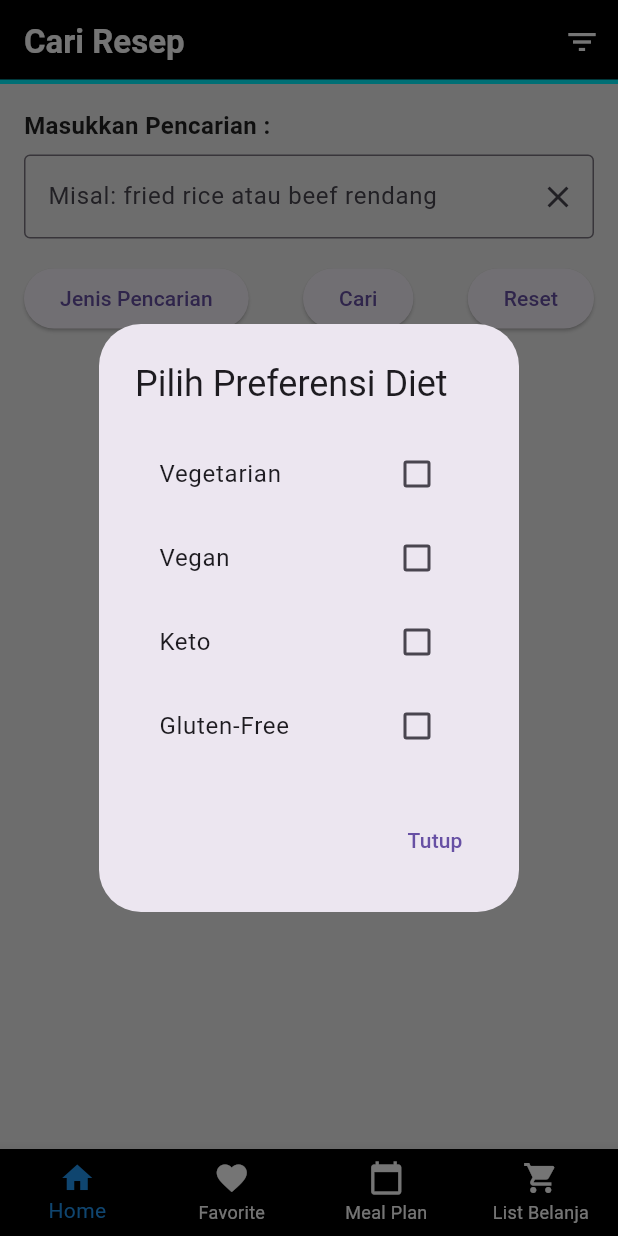
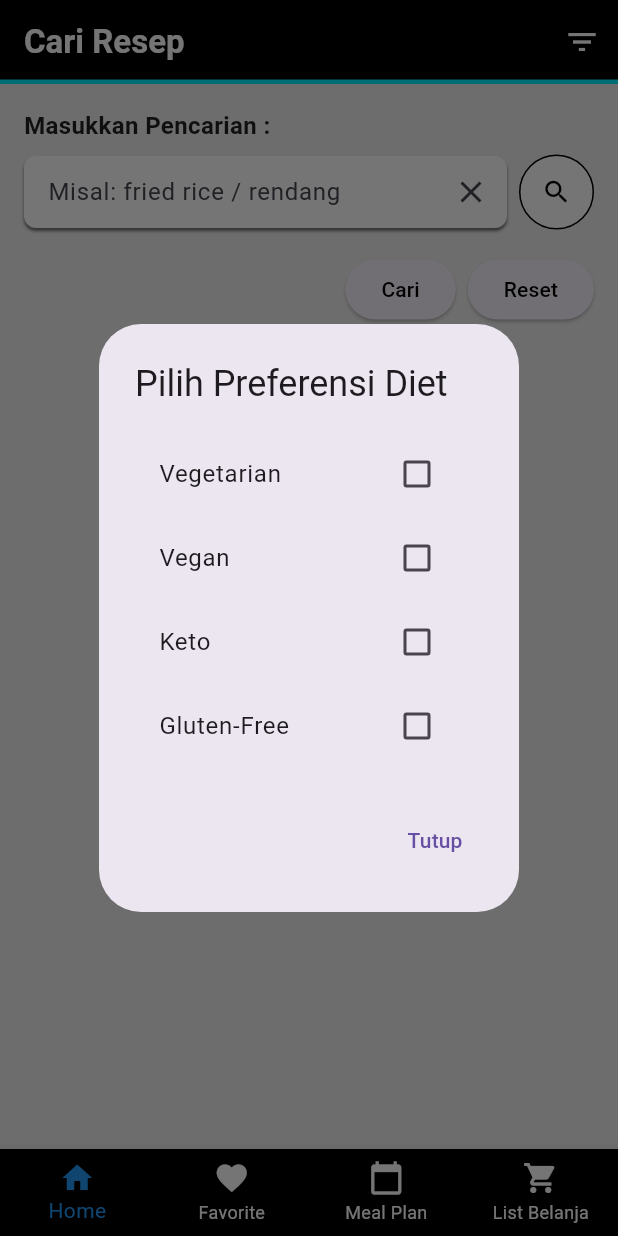
Before and after one commit to anggatripamungkas/CookSmart, a Flutter app: the screen it shows after launch, after a tap on the "filter list" icon, on a phone screen of 412 x 824 dp. Run offline on Flutter 3.47's test engine with Material 3 defaults, Android fonts, the phone set to English and light mode, and no system bars; our stand-ins replace sqflite; accounts and stored records are empty.

Commit message:
Update home_screen.dart

```diff
--- a/lib/screens/home_screen.dart
+++ b/lib/screens/home_screen.dart
@@ -213,34 +213,80 @@ class _HomeScreenState extends State<HomeScreen> {
                 ),
               ),
               const SizedBox(height: 8), // Jarak antara label dan input
-              TextField(
+              Row(
+                children: [
+                  // Kolom input
+                  Expanded(
+                    child: Container(
+                      decoration: BoxDecoration(
+                        color: Colors.white, // Latar belakang putih
+                        borderRadius: BorderRadius.circular(8.0), // Sudut membulat
+                        boxShadow: const [
+                          BoxShadow(
+                            color: Colors.black54, // Warna bayangan
+                            blurRadius: 1.0, // Radius bayangan
+                            offset: Offset(0, 2), // Posisi bayangan
+                          ),
+                        ],
+                      ),
+                      child: TextField(
                         controller: _controller,
                         enabled: !isLoading,
                         decoration: InputDecoration(
                           hintText: searchType == 'name'
-                      ? 'Misal: fried rice atau beef rendang'
+                              ? 'Misal: fried rice / rendang'
                               : 'Misal: Broccoli, eggs',
-                  border: OutlineInputBorder(),
+                          border: OutlineInputBorder(
+                            borderRadius: BorderRadius.circular(8.0), // Sama dengan container
+                            borderSide: BorderSide.none, // Hilangkan border default
+                          ),
                           suffixIcon: IconButton(
                             icon: const Icon(Icons.clear),
                             onPressed: _controller.clear,
                           ),
+                          contentPadding: const EdgeInsets.symmetric(vertical: 10.0, horizontal: 12.0),
                         ),
+                      ),
+                    ),
+                  ),
+                  const SizedBox(width: 8), // Memberikan jarak antara input dan ikon jenis pencarian
+                  // Tombol Jenis Pencarian dengan Icon di sebelah kanan
+                  Container(
+                    decoration: BoxDecoration(
+                      color: Colors.white, // Latar belakang putih
+                      borderRadius: BorderRadius.circular(30.15),
+                      border: Border.all(
+                        color: Colors.black, // Garis pinggir hitam
+                      ),
+                    ),
+                    child: IconButton(
+                      onPressed: _showSearchTypeDialog,
+                      icon: const Icon(Icons.search), // Ikon untuk jenis pencarian
+                      color: Colors.black,
+                      iconSize: 20.0, // Ukuran ikon lebih kecil
+                    ),
+                  ),
+                ],
               ),
               const SizedBox(height: 16),
               Row(
-                mainAxisAlignment: MainAxisAlignment.spaceBetween,
+                mainAxisAlignment: MainAxisAlignment.end, // Menyusun widget di sebelah kanan
                 children: [
-                  ElevatedButton(
-                    onPressed: _showSearchTypeDialog,
-                    child: const Text('Jenis Pencarian'),
-                  ),
+                  // Tombol Cari
                   ElevatedButton(
                     onPressed: isLoading ? null : _searchRecipes,
+                    style: ElevatedButton.styleFrom(
+                      foregroundColor: Colors.black, // Mengatur warna teks menjadi hitam
+                    ),
                     child: const Text('Cari'),
                   ),
+                  const SizedBox(width: 8), // Memberikan jarak antara tombol Cari dan Reset
+                  // Tombol Reset
                   ElevatedButton(
                     onPressed: _resetRecipes,
+                    style: ElevatedButton.styleFrom(
+                      foregroundColor: Colors.black, // Mengatur warna teks menjadi hitam
+                    ),
                     child: const Text('Reset'),
                   ),
                 ],
@@ -264,7 +310,7 @@ class _HomeScreenState extends State<HomeScreen> {
             ],
           ),
         ),
-      ),
+      )
     );
   }
 }
```
Lines whose indentation alone changed are shown as unchanged.
